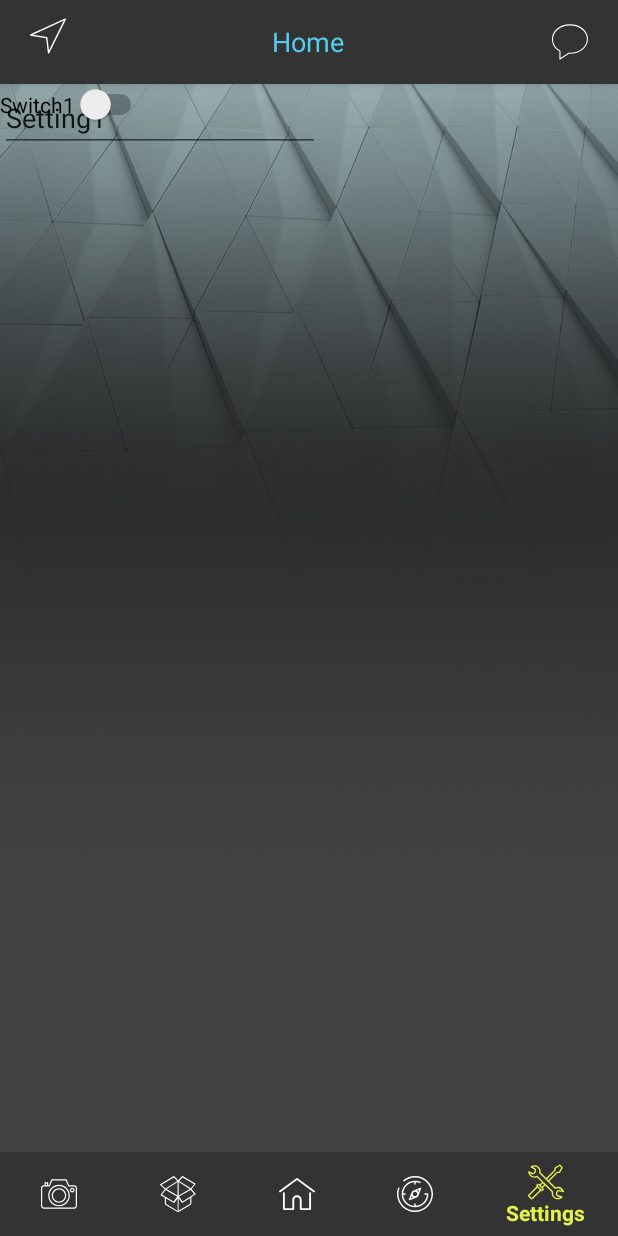
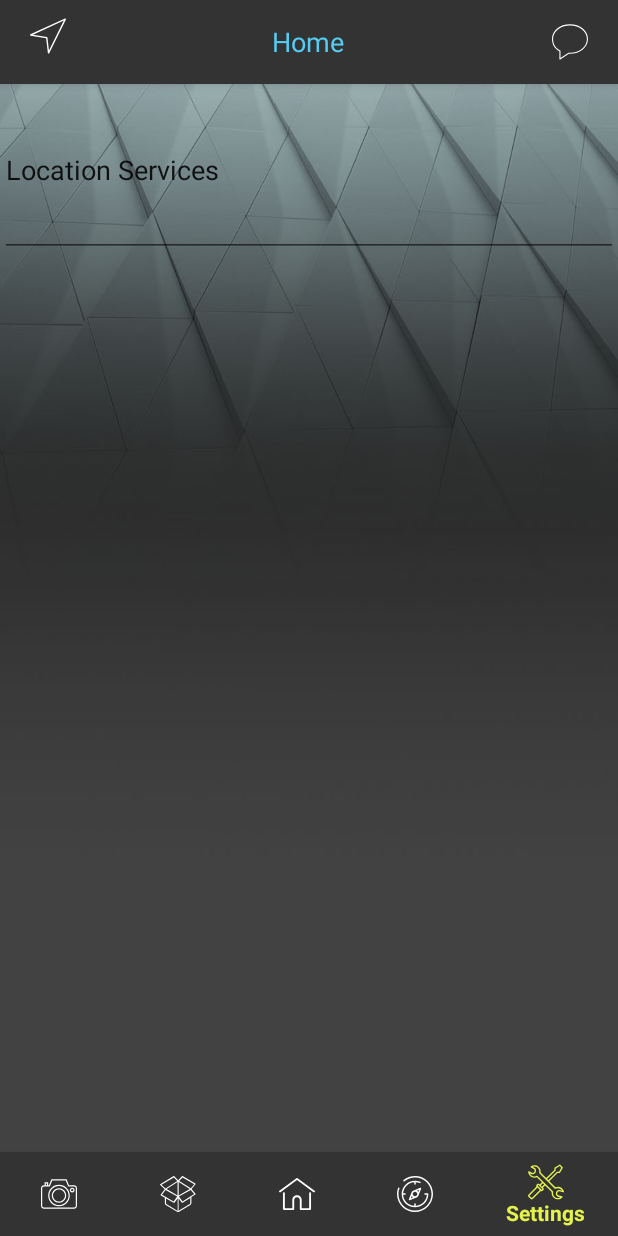
Before and after one commit to MM3y3r/droneMe-v2, an Android app: the screen it shows after launch (MainActivity), item 5 of the bottom bar chosen, on a phone screen of 412 x 824 dp. Run offline under Robolectric (Android 15) with nearby library versions, the phone set to English and light mode, and no system bars.

Commit message:
fragment updated

```diff
--- a/app/src/main/res/layout/fragment_settings.xml
+++ b/app/src/main/res/layout/fragment_settings.xml
@@ -8,19 +8,20 @@
 
     <!-- TODO: Update blank fragment layout -->
 
-    <EditText
-        android:id="@+id/editText2"
-        android:layout_width="wrap_content"
-        android:layout_height="wrap_content"
-        android:ems="10"
-        android:inputType="textPersonName"
-        android:text="Setting1" />
+    <LinearLayout
+        android:layout_width="match_parent"
+        android:layout_height="match_parent"
+        android:orientation="vertical">
 
-    <Switch
-        android:id="@+id/switch2"
-        android:layout_width="wrap_content"
-        android:layout_height="wrap_content"
-        android:text="Switch1" />
+        <EditText
+            android:id="@+id/editText2"
+            android:layout_width="match_parent"
+            android:layout_height="115dp"
+            android:ems="10"
+            android:inputType="textPersonName"
+            android:text="Location Services" />
+
+    </LinearLayout>
 
 
 </FrameLayout>
```
